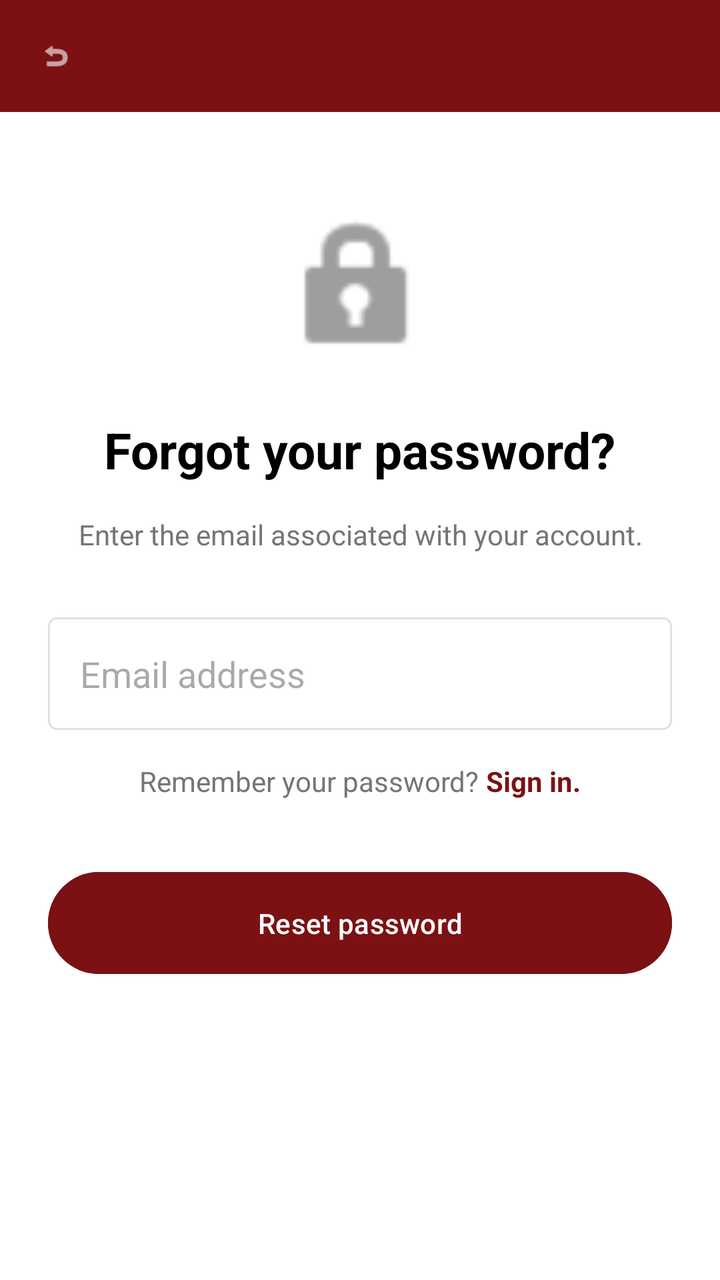
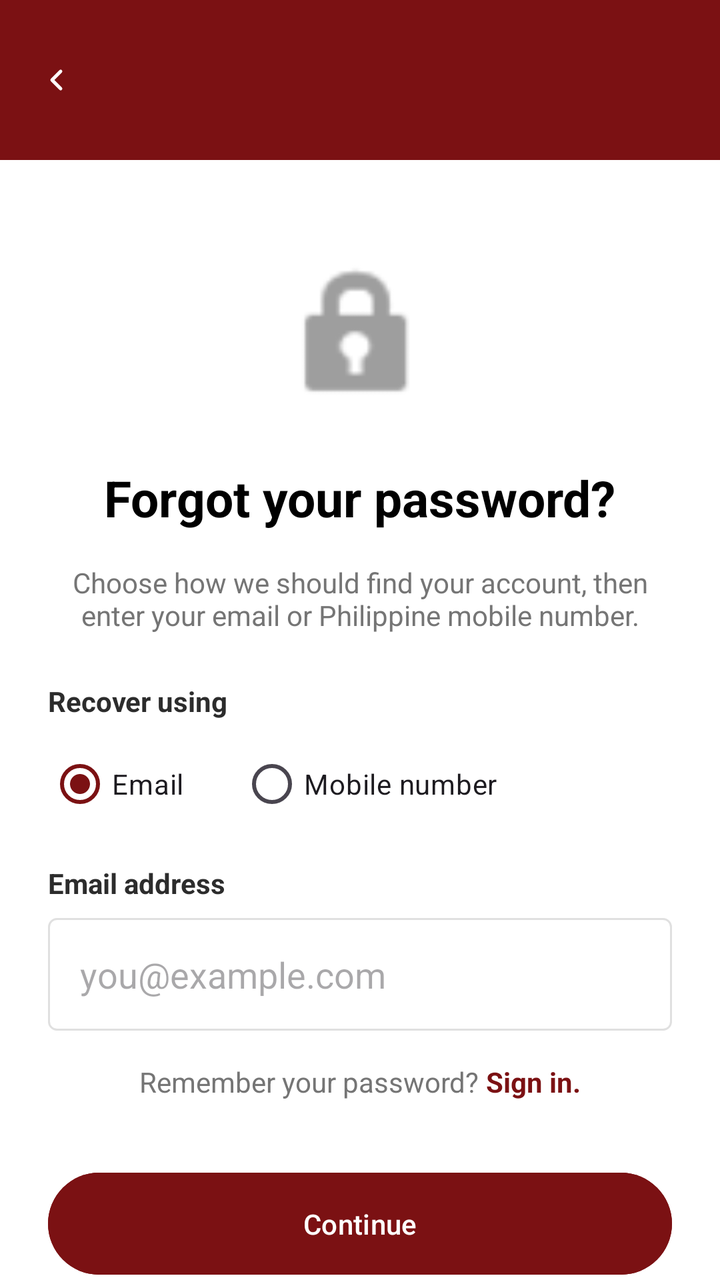

The first picture is an Android layout as it rendered before a commit; the second is the same layout after the commit. The layout source and the unified diff follow.
<!-- AndroidManifest.xml: application theme Theme.FixItFinderApp -->
<!-- res/layout/activity_forgot_password.xml -->
<?xml version="1.0" encoding="utf-8"?>
<androidx.constraintlayout.widget.ConstraintLayout
    xmlns:android="http://schemas.android.com/apk/res/android"
    xmlns:app="http://schemas.android.com/apk/res-auto"
    android:layout_width="match_parent"
    android:layout_height="match_parent"
    android:background="@android:color/white">

    
    <LinearLayout
        android:id="@+id/headerLayout"
        android:layout_width="match_parent"
        android:layout_height="wrap_content"
        android:orientation="horizontal"
        android:background="@color/color_primary"
        android:padding="16dp"
        android:gravity="center_vertical"
        app:layout_constraintTop_toTopOf="parent"
        app:layout_constraintStart_toStartOf="parent"
        app:layout_constraintEnd_toEndOf="parent">

        <ImageView
            android:id="@+id/btnBack"
            android:layout_width="24dp"
            android:layout_height="24dp"
            android:src="@android:drawable/ic_menu_revert"
            android:tint="@color/white"
            android:padding="4dp"
            android:background="?attr/selectableItemBackgroundBorderless"
            android:contentDescription="Back" />
    </LinearLayout>

    
    <ImageView
        android:id="@+id/ivLockIcon"
        android:layout_width="80dp"
        android:layout_height="80dp"
        android:src="@android:drawable/ic_lock_idle_lock"
        android:layout_marginTop="48dp"
        app:layout_constraintTop_toBottomOf="@+id/headerLayout"
        app:layout_constraintStart_toStartOf="parent"
        app:layout_constraintEnd_toEndOf="parent"
        android:tint="#9E9E9E" />

    
    <TextView
        android:id="@+id/tvTitle"
        android:layout_width="wrap_content"
        android:layout_height="wrap_content"
        android:text="Forgot your password?"
        android:textSize="25sp"
        android:textStyle="bold"
        android:textColor="@android:color/black"
        android:layout_marginTop="24dp"
        app:layout_constraintTop_toBottomOf="@+id/ivLockIcon"
        app:layout_constraintStart_toStartOf="parent"
        app:layout_constraintEnd_toEndOf="parent" />

    
    <TextView
        android:id="@+id/tvDescription"
        android:layout_width="0dp"
        android:layout_height="wrap_content"
        android:text="Enter the email associated with your account."
        android:textSize="14sp"
        android:textColor="#757575"
        android:gravity="center"
        android:layout_marginTop="16dp"
        android:layout_marginStart="32dp"
        android:layout_marginEnd="32dp"
        app:layout_constraintTop_toBottomOf="@+id/tvTitle"
        app:layout_constraintStart_toStartOf="parent"
        app:layout_constraintEnd_toEndOf="parent" />

    
    <EditText
        android:id="@+id/edtEmail"
        android:layout_width="0dp"
        android:layout_height="wrap_content"
        android:hint="Email address"
        android:inputType="textEmailAddress"
        android:padding="16dp"
        android:background="@drawable/edittext_background"
        android:layout_marginTop="32dp"
        android:layout_marginStart="24dp"
        android:layout_marginEnd="24dp"
        app:layout_constraintTop_toBottomOf="@+id/tvDescription"
        app:layout_constraintStart_toStartOf="parent"
        app:layout_constraintEnd_toEndOf="parent" />

    
    <LinearLayout
        android:id="@+id/rememberPasswordLayout"
        android:layout_width="wrap_content"
        android:layout_height="wrap_content"
        android:orientation="horizontal"
        android:layout_marginTop="16dp"
        app:layout_constraintTop_toBottomOf="@+id/edtEmail"
        app:layout_constraintStart_toStartOf="@+id/edtEmail"
        app:layout_constraintEnd_toEndOf="@+id/edtEmail">

        <TextView
            android:id="@+id/tvRememberPassword"
            android:layout_width="wrap_content"
            android:layout_height="wrap_content"
            android:text="Remember your password? "
            android:textSize="14sp"
            android:textColor="#757575" />

        <TextView
            android:id="@+id/tvSignIn"
            android:layout_width="wrap_content"
            android:layout_height="wrap_content"
            android:text="Sign in."
            android:textSize="14sp"
            android:textStyle="bold"
            android:textColor="@color/color_primary"
            android:clickable="true"
            android:focusable="true" />
    </LinearLayout>

    
    <Button
        android:id="@+id/btnResetPassword"
        android:layout_width="0dp"
        android:layout_height="wrap_content"
        android:text="Reset password"
        android:textColor="@color/white"
        android:backgroundTint="@color/color_primary"
        android:padding="16dp"
        android:layout_marginTop="32dp"
        android:layout_marginStart="24dp"
        android:layout_marginEnd="24dp"
        app:layout_constraintTop_toBottomOf="@+id/rememberPasswordLayout"
        app:layout_constraintStart_toStartOf="parent"
        app:layout_constraintEnd_toEndOf="parent" />

</androidx.constraintlayout.widget.ConstraintLayout>
<!-- resources referenced by this layout -->
<resources>
  <color name="color_primary">#7B1113</color>
  <color name="white">#FFFFFFFF</color>
  <!-- drawable edittext_background (drawable) -->
  <?xml version="1.0" encoding="utf-8"?>
  <shape xmlns:android="http://schemas.android.com/apk/res/android"
      android:shape="rectangle">
      <solid android:color="@android:color/white" />
      <stroke
          android:width="1dp"
          android:color="#E0E0E0" />
      <corners android:radius="4dp" />
  </shape>
  <style name="Theme.FixItFinderApp" parent="Base.Theme.FixItFinderApp" />
  <style name="Base.Theme.FixItFinderApp" parent="Theme.Material3.DayNight.NoActionBar">
          <item name="colorPrimary">@color/color_primary</item>
          <item name="colorSecondary">@color/color_secondary</item>
          <item name="colorSurface">@color/color_background</item>
          <item name="colorOnSurface">@color/color_text_dark</item>
          <item name="colorPrimaryContainer">@color/color_primary</item>
          <item name="colorOnPrimary">@color/color_background</item>
      </style>
  <color name="color_secondary">#825037</color>
  <color name="color_background">#FFFFFF</color>
  <color name="color_text_dark">#2C2C2C</color>
</resources>

<!-- the commit's change to res/layout/activity_forgot_password.xml (unified diff, before → after) -->
@@ -6,7 +6,6 @@
     android:layout_height="match_parent"
     android:background="@android:color/white">
 
-    
     <LinearLayout
         android:id="@+id/headerLayout"
         android:layout_width="match_parent"
@@ -21,16 +20,15 @@
 
         <ImageView
             android:id="@+id/btnBack"
-            android:layout_width="24dp"
-            android:layout_height="24dp"
-            android:src="@android:drawable/ic_menu_revert"
+            android:layout_width="@dimen/back_btn_width"
+            android:layout_height="@dimen/back_btn_height"
+            android:src="@drawable/ic_back_chevron"
             android:tint="@color/white"
             android:padding="4dp"
             android:background="?attr/selectableItemBackgroundBorderless"
             android:contentDescription="Back" />
     </LinearLayout>
 
-    
     <ImageView
         android:id="@+id/ivLockIcon"
         android:layout_width="80dp"
@@ -42,7 +40,6 @@
         app:layout_constraintEnd_toEndOf="parent"
         android:tint="#9E9E9E" />
 
-    
     <TextView
         android:id="@+id/tvTitle"
         android:layout_width="wrap_content"
@@ -56,12 +53,11 @@
         app:layout_constraintStart_toStartOf="parent"
         app:layout_constraintEnd_toEndOf="parent" />
 
-    
     <TextView
         android:id="@+id/tvDescription"
         android:layout_width="0dp"
         android:layout_height="wrap_content"
-        android:text="Enter the email associated with your account."
+        android:text="Choose how we should find your account, then enter your email or Philippine mobile number."
         android:textSize="14sp"
         android:textColor="#757575"
         android:gravity="center"
@@ -72,32 +68,154 @@
         app:layout_constraintStart_toStartOf="parent"
         app:layout_constraintEnd_toEndOf="parent" />
 
-    
-    <EditText
-        android:id="@+id/edtEmail"
-        android:layout_width="0dp"
-        android:layout_height="wrap_content"
-        android:hint="Email address"
-        android:inputType="textEmailAddress"
-        android:padding="16dp"
-        android:background="@drawable/edittext_background"
-        android:layout_marginTop="32dp"
-        android:layout_marginStart="24dp"
-        android:layout_marginEnd="24dp"
+    <TextView
+        android:id="@+id/tvMethodLabel"
+        android:layout_width="wrap_content"
+        android:layout_height="wrap_content"
+        android:text="Recover using"
+        android:textSize="14sp"
+        android:textStyle="bold"
+        android:textColor="@color/color_text_dark"
+        android:layout_marginTop="24dp"
+        android:layout_marginStart="24dp"
         app:layout_constraintTop_toBottomOf="@+id/tvDescription"
-        app:layout_constraintStart_toStartOf="parent"
-        app:layout_constraintEnd_toEndOf="parent" />
-
-    
+        app:layout_constraintStart_toStartOf="parent" />
+
+    <RadioGroup
+        android:id="@+id/rgContactMethod"
+        android:layout_width="0dp"
+        android:layout_height="wrap_content"
+        android:orientation="horizontal"
+        android:layout_marginTop="8dp"
+        android:layout_marginStart="24dp"
+        android:layout_marginEnd="24dp"
+        app:layout_constraintTop_toBottomOf="@+id/tvMethodLabel"
+        app:layout_constraintStart_toStartOf="parent"
+        app:layout_constraintEnd_toEndOf="parent">
+
+        <RadioButton
+            android:id="@+id/rbEmail"
+            android:layout_width="wrap_content"
+            android:layout_height="wrap_content"
+            android:checked="true"
+            android:text="Email"
+            android:textSize="14sp" />
+
+        <RadioButton
+            android:id="@+id/rbMobile"
+            android:layout_width="wrap_content"
+            android:layout_height="wrap_content"
+            android:layout_marginStart="28dp"
+            android:text="Mobile number"
+            android:textSize="14sp" />
+    </RadioGroup>
+
+    <LinearLayout
+        android:id="@+id/layoutEmailSection"
+        android:layout_width="0dp"
+        android:layout_height="wrap_content"
+        android:orientation="vertical"
+        android:layout_marginTop="16dp"
+        android:layout_marginStart="24dp"
+        android:layout_marginEnd="24dp"
+        app:layout_constraintTop_toBottomOf="@+id/rgContactMethod"
+        app:layout_constraintStart_toStartOf="parent"
+        app:layout_constraintEnd_toEndOf="parent">
+
+        <TextView
+            android:id="@+id/tvEmailLabel"
+            android:layout_width="wrap_content"
+            android:layout_height="wrap_content"
+            android:text="Email address"
+            android:textSize="14sp"
+            android:textStyle="bold"
+            android:textColor="@color/color_text_dark" />
+
+        <EditText
+            android:id="@+id/edtEmailReset"
+            android:layout_width="match_parent"
+            android:layout_height="wrap_content"
+            android:layout_marginTop="8dp"
+            android:hint="you@example.com"
+            android:inputType="textEmailAddress"
+            android:padding="16dp"
+            android:background="@drawable/edittext_background" />
+    </LinearLayout>
+
+    <LinearLayout
+        android:id="@+id/layoutMobileSection"
+        android:layout_width="0dp"
+        android:layout_height="wrap_content"
+        android:orientation="vertical"
+        android:visibility="gone"
+        android:layout_marginTop="16dp"
+        android:layout_marginStart="24dp"
+        android:layout_marginEnd="24dp"
+        app:layout_constraintTop_toBottomOf="@+id/rgContactMethod"
+        app:layout_constraintStart_toStartOf="parent"
+        app:layout_constraintEnd_toEndOf="parent">
+
+        <TextView
+            android:id="@+id/tvMobileLabel"
+            android:layout_width="wrap_content"
+            android:layout_height="wrap_content"
+            android:text="Mobile number"
+            android:textSize="14sp"
+            android:textStyle="bold"
+            android:textColor="@color/color_text_dark" />
+
+        <LinearLayout
+            android:id="@+id/layoutPhoneRow"
+            android:layout_width="match_parent"
+            android:layout_height="wrap_content"
+            android:orientation="horizontal"
+            android:layout_marginTop="8dp"
+            android:gravity="center_vertical">
+
+            <TextView
+                android:id="@+id/tvCountryPrefix"
+                android:layout_width="wrap_content"
+                android:layout_height="wrap_content"
+                android:minHeight="48dp"
+                android:gravity="center"
+                android:paddingStart="14dp"
+                android:paddingEnd="14dp"
+                android:paddingTop="12dp"
+                android:paddingBottom="12dp"
+                android:text="+63"
+                android:textSize="16sp"
+                android:textColor="@color/color_text_dark"
+                android:background="@drawable/edittext_background" />
+
+            <EditText
+                android:id="@+id/edtPhoneReset"
+                android:layout_width="0dp"
+                android:layout_height="wrap_content"
+                android:layout_weight="1"
+                android:layout_marginStart="8dp"
+                android:hint="9XX XXX XXXX"
+                android:inputType="phone"
+                android:padding="16dp"
+                android:background="@drawable/edittext_background" />
+        </LinearLayout>
+    </LinearLayout>
+
+    <androidx.constraintlayout.widget.Barrier
+        android:id="@+id/barrierBelowInputs"
+        android:layout_width="wrap_content"
+        android:layout_height="wrap_content"
+        app:barrierDirection="bottom"
+        app:constraint_referenced_ids="layoutEmailSection,layoutMobileSection" />
+
     <LinearLayout
         android:id="@+id/rememberPasswordLayout"
         android:layout_width="wrap_content"
         android:layout_height="wrap_content"
         android:orientation="horizontal"
         android:layout_marginTop="16dp"
-        app:layout_constraintTop_toBottomOf="@+id/edtEmail"
-        app:layout_constraintStart_toStartOf="@+id/edtEmail"
-        app:layout_constraintEnd_toEndOf="@+id/edtEmail">
+        app:layout_constraintTop_toBottomOf="@+id/barrierBelowInputs"
+        app:layout_constraintStart_toStartOf="parent"
+        app:layout_constraintEnd_toEndOf="parent">
 
         <TextView
             android:id="@+id/tvRememberPassword"
@@ -119,12 +237,11 @@
             android:focusable="true" />
     </LinearLayout>
 
-    
     <Button
         android:id="@+id/btnResetPassword"
         android:layout_width="0dp"
         android:layout_height="wrap_content"
-        android:text="Reset password"
+        android:text="Continue"
         android:textColor="@color/white"
         android:backgroundTint="@color/color_primary"
         android:padding="16dp"
<!-- resource entries referenced after the edit -->
@@ -2,6 +2,8 @@
 <resources>
   <color name="color_primary">#7B1113</color>
   <color name="white">#FFFFFFFF</color>
+  <dimen name="back_btn_height">48dp</dimen>
+  <dimen name="back_btn_width">24dp</dimen>
   <!-- drawable edittext_background (drawable) -->
   <?xml version="1.0" encoding="utf-8"?>
   <shape xmlns:android="http://schemas.android.com/apk/res/android"
@@ -12,6 +14,21 @@
           android:color="#E0E0E0" />
       <corners android:radius="4dp" />
   </shape>
+  <!-- drawable ic_back_chevron (drawable) -->
+  <?xml version="1.0" encoding="utf-8"?>
+  <vector xmlns:android="http://schemas.android.com/apk/res/android"
+      android:width="24dp"
+      android:height="24dp"
+      android:viewportWidth="24"
+      android:viewportHeight="24">
+      <path
+          android:fillColor="@android:color/transparent"
+          android:strokeColor="#000000"
+          android:strokeWidth="2.5"
+          android:strokeLineCap="round"
+          android:strokeLineJoin="round"
+          android:pathData="M15.5,5.5 L9,12 L15.5,18.5" />
+  </vector>
   <style name="Theme.FixItFinderApp" parent="Base.Theme.FixItFinderApp" />
   <style name="Base.Theme.FixItFinderApp" parent="Theme.Material3.DayNight.NoActionBar">
           <item name="colorPrimary">@color/color_primary</item>
